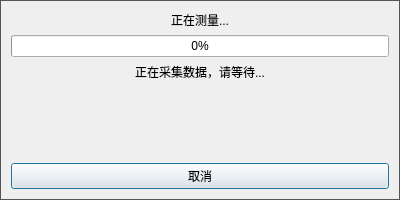
This is src/ui/test_progress_dialog.ui in IceSugarZxy/MARS-pro as Qt 5 draws it before an edit. The edited form follows.
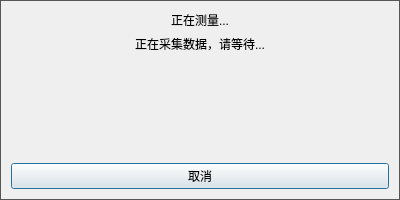
This is the edited form.

Commit message: 删除全部进度条(QProgressBar)，对话框仅保留文本状态提示

What changed in the file:
```diff
--- a/src/ui/test_progress_dialog.ui
+++ b/src/ui/test_progress_dialog.ui
@@ -30,13 +30,6 @@
      </property>
     </widget>
    </item>
-   <item>
-    <widget class="QProgressBar" name="progress_bar">
-     <property name="value">
-      <number>0</number>
-     </property>
-    </widget>
-   </item>
    <item>
     <widget class="QLabel" name="label_status">
      <property name="text">
```
The commit also changes 3 other files.
